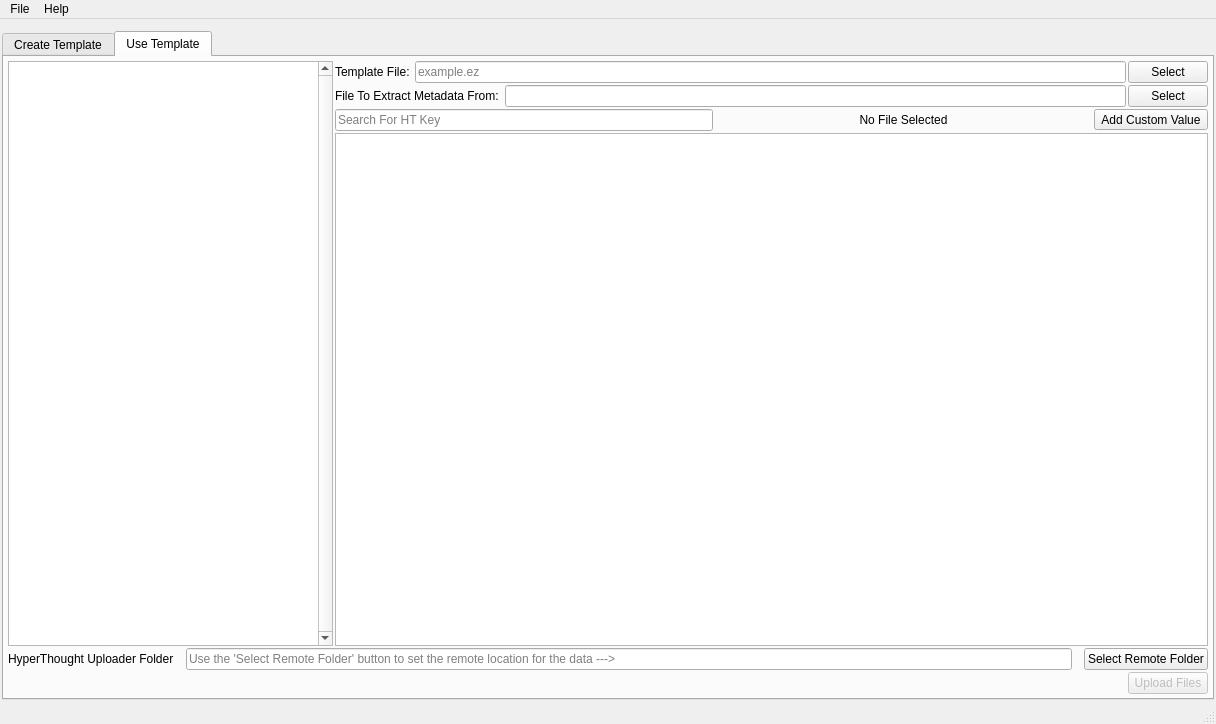
BlueQuartzSoftware/MetaForge, file mainwindow.ui: the form before one commit.
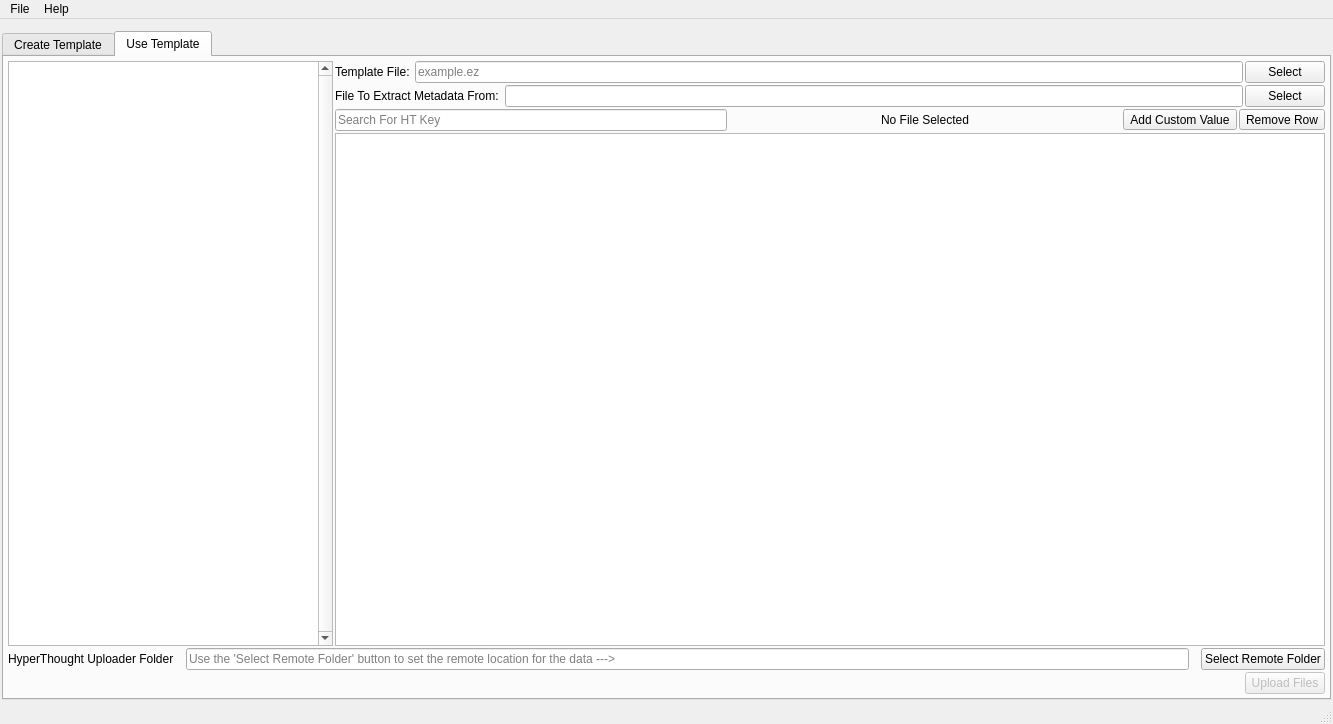
The form after the commit. The open tabs and pages were chosen to show the change. Icons and pictures are not drawn.

Commit message: Add remove button icons.

What changed in the file:
```diff
--- a/mainwindow.ui
+++ b/mainwindow.ui
@@ -6,7 +6,7 @@
    <rect>
     <x>0</x>
     <y>0</y>
-    <width>1216</width>
+    <width>1333</width>
     <height>724</height>
    </rect>
   </property>
@@ -583,6 +583,23 @@
                 </property>
                </widget>
               </item>
+              <item>
+               <widget class="QToolButton" name="removeUseTableRowButton">
+                <property name="toolTip">
+                 <string>Add a Custom Value that is only going to be used for this upload</string>
+                </property>
+                <property name="text">
+                 <string>Remove Row</string>
+                </property>
+                <property name="icon">
+                 <iconset resource="resources.qrc">
+                  <normaloff>:/resources/delete@2x.png</normaloff>:/resources/delete@2x.png</iconset>
+                </property>
+                <property name="toolButtonStyle">
+                 <enum>Qt::ToolButtonTextBesideIcon</enum>
+                </property>
+               </widget>
+              </item>
              </layout>
             </item>
             <item>
@@ -680,7 +697,7 @@
     <rect>
      <x>0</x>
      <y>0</y>
-     <width>1216</width>
+     <width>1333</width>
      <height>22</height>
     </rect>
    </property>
```
Left out of the diff: 8 changed lines with no effect on the pictures. The commit also changes 6 other files.
